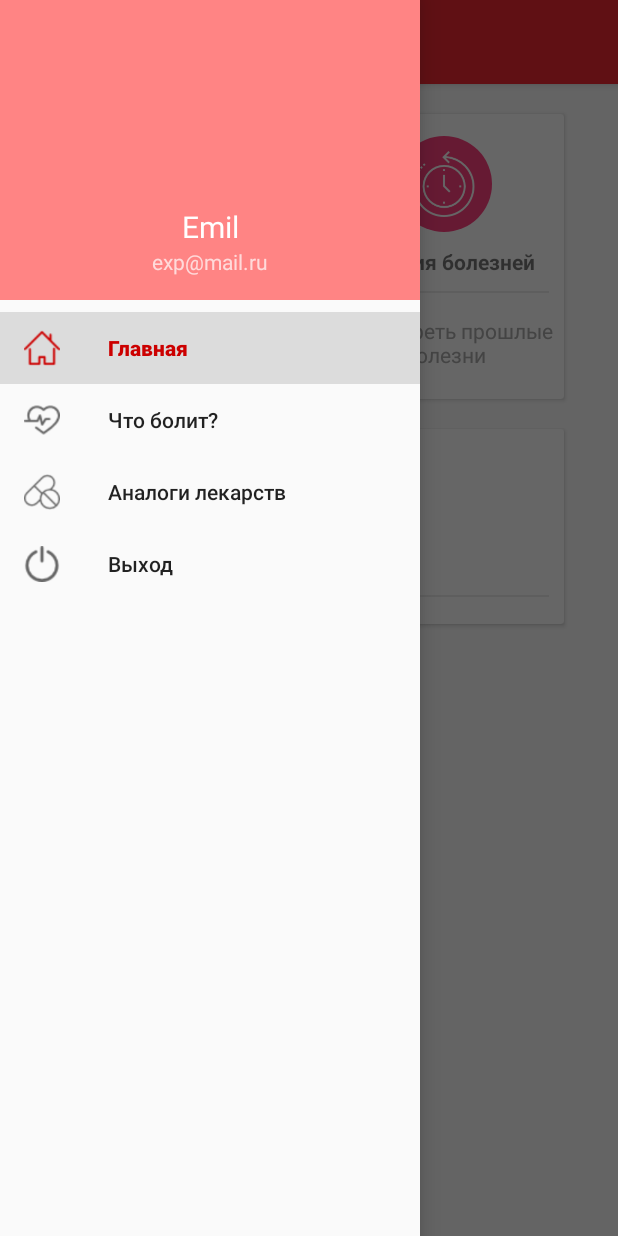
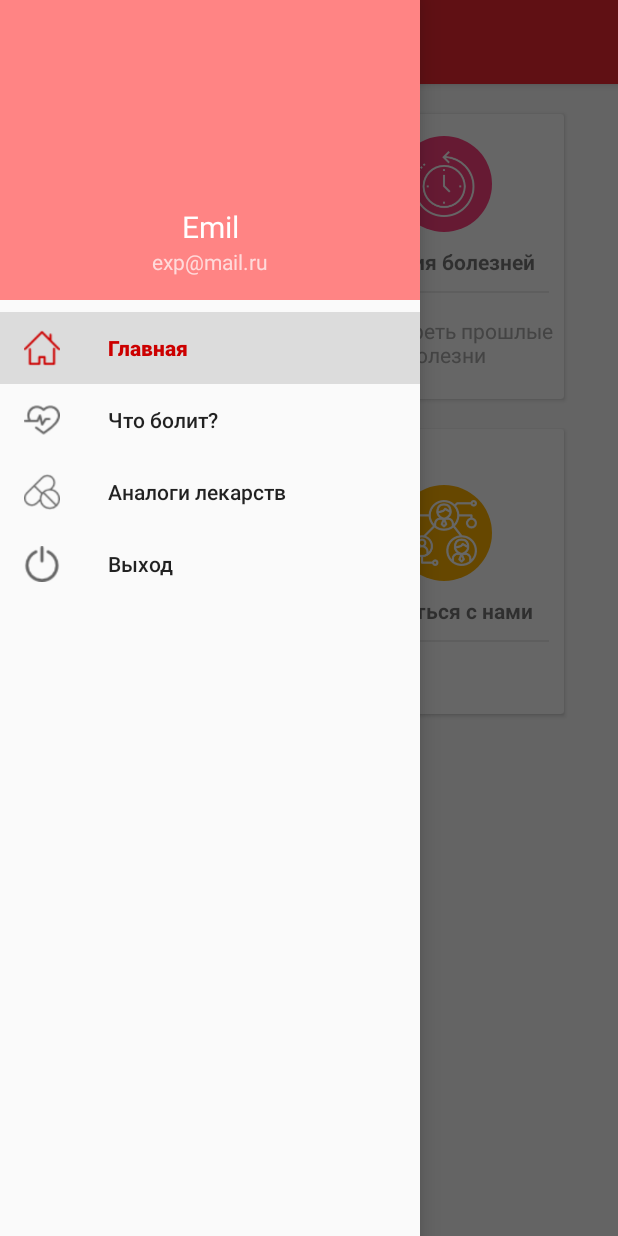
Before and after one commit to kamikhai/Pain_Search, an Android app: the screen it shows after launch once a user with an empty profile is signed in (DrawerActivity), with the side drawer open, on a phone screen of 412 x 824 dp. Run offline under Robolectric (Android 15) with nearby library versions, the phone set to English and light mode, and no system bars; our stand-ins replace Firebase (no records; nobody signed in at launch, a user with empty details on screens opened directly); 3 statements that could not run were skipped.

Commit message:
Revert "Последний раз(надеюсь)"
This reverts commit 60c6c2a7559e268f95bdc4b301e9a4ff2d02b7bb.

```diff
--- a/app/src/main/res/layout/activity_info.xml
+++ b/app/src/main/res/layout/activity_info.xml
@@ -65,7 +65,7 @@
         <TextView
             android:id="@+id/textView5"
             android:layout_width="0dp"
-            android:layout_height="243dp"
+            android:layout_height="wrap_content"
             android:layout_marginBottom="8dp"
             android:layout_marginEnd="8dp"
             android:layout_marginStart="8dp"
--- a/app/src/main/res/layout/fragment_main.xml
+++ b/app/src/main/res/layout/fragment_main.xml
@@ -125,8 +125,8 @@
 
             <android.support.v7.widget.CardView
                 android:id="@+id/card_info"
-                android:layout_width="340dp"
-                android:layout_height="130dp"
+                android:layout_width="160dp"
+                android:layout_height="190dp"
                 android:layout_margin="10dp"
                 android:clickable="true"
                 android:foreground="?android:attr/selectableItemBackground">
@@ -161,15 +161,42 @@
                 </LinearLayout>
             </android.support.v7.widget.CardView>
 
-        </LinearLayout>
+            <android.support.v7.widget.CardView
+                android:id="@+id/history_card"
+                android:layout_width="160dp"
+                android:layout_height="190dp"
+                android:layout_margin="10dp"
+                android:clickable="true"
+                android:foreground="?android:attr/selectableItemBackground">
 
-        <LinearLayout
-            android:layout_width="match_parent"
-            android:layout_height="wrap_content"
-            android:clipToPadding="false"
-            android:gravity="center"
-            android:orientation="horizontal">
+                <LinearLayout
+                    android:layout_width="match_parent"
+                    android:layout_height="match_parent"
+                    android:gravity="center"
+                    android:orientation="vertical">
 
+                    <ImageView
+                        android:layout_width="64dp"
+                        android:layout_height="64dp"
+                        android:background="@drawable/circleid_card"
+                        android:padding="10dp"
+                        android:src="@drawable/connection" />
+
+                    <TextView
+                        android:layout_width="wrap_content"
+                        android:layout_height="wrap_content"
+                        android:layout_marginTop="10dp"
+                        android:text="Связаться с нами"
+                        android:textStyle="bold" />
+
+                    <View
+                        android:layout_width="match_parent"
+                        android:layout_height="1dp"
+                        android:layout_margin="10dp"
+                        android:background="@color/lightgray" />
+
+                </LinearLayout>
+            </android.support.v7.widget.CardView>
 
         </LinearLayout>
     </LinearLayout>
```
Also changed, not shown: app/src/main/res/drawable/connection.png (added).
